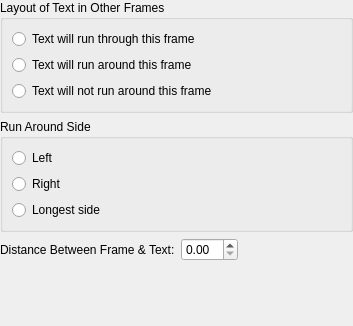
Old version of the form kword/part/dialog/KWFrameRunaroundProperties.ui in the repository KDE/calligra.
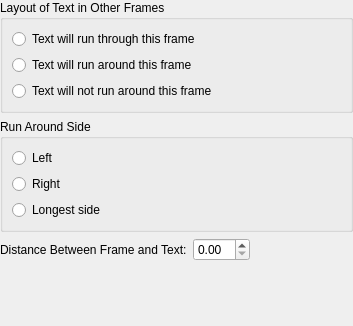
New version of the form. Custom widgets are drawn as their Qt base class.

Diff of the .ui file:
```diff
--- a/kword/part/dialog/KWFrameRunaroundProperties.ui
+++ b/kword/part/dialog/KWFrameRunaroundProperties.ui
@@ -102,7 +102,7 @@
      <item>
       <widget class="QLabel" name="label_5" >
        <property name="text" >
-        <string>Distance Between Frame &amp;&amp; Text:</string>
+        <string>Distance Between Frame and Text:</string>
        </property>
        <property name="buddy" >
         <cstring>distance</cstring>
```
